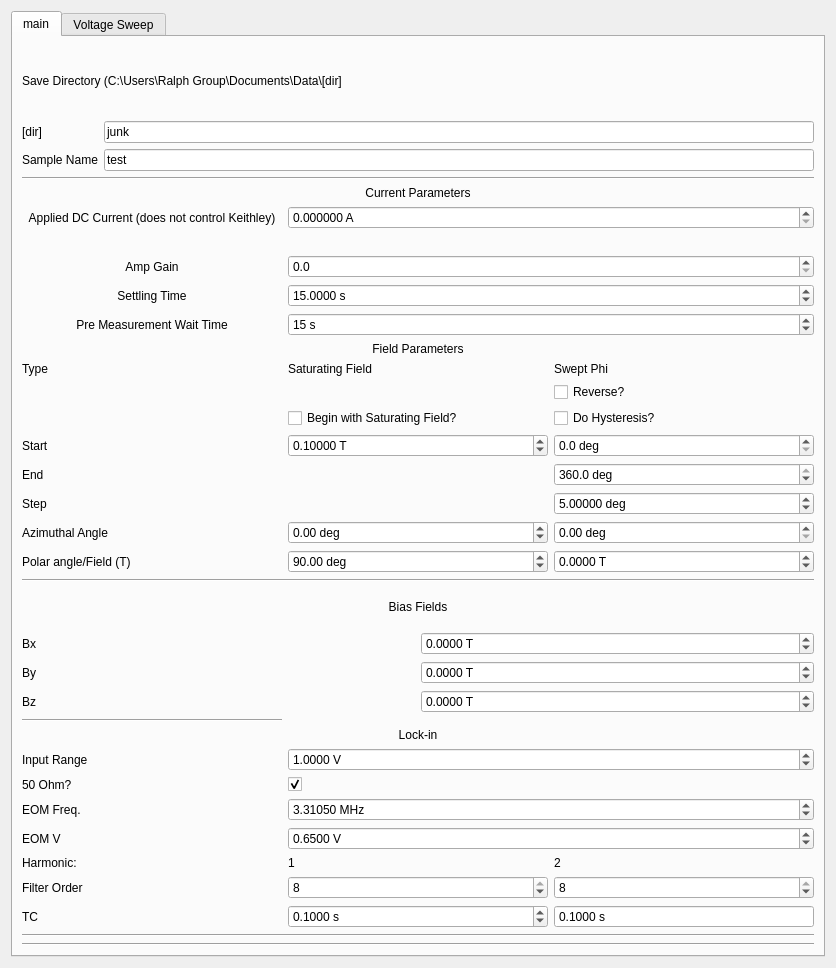
First picture: the form in VecMagSagnac_control/custom_inputs/sagnac_gui_HeterodynePhiSweep.ui, repository OrionSmedley/SagnacOperatingSys, before the edit.
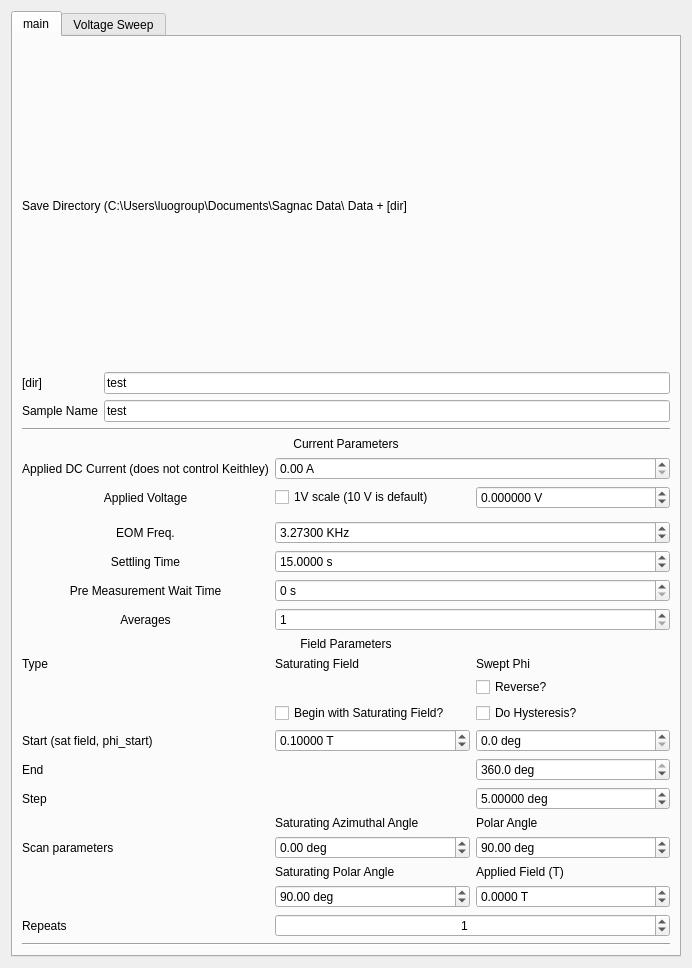
Second picture: the form after the edit.

Commit message: updated phi sweep

```diff
--- a/VecMagSagnac_control/custom_inputs/sagnac_gui_HeterodynePhiSweep.ui
+++ b/VecMagSagnac_control/custom_inputs/sagnac_gui_HeterodynePhiSweep.ui
@@ -6,7 +6,7 @@
    <rect>
     <x>0</x>
     <y>0</y>
-    <width>836</width>
+    <width>692</width>
     <height>968</height>
    </rect>
   </property>
@@ -29,30 +29,10 @@
       <layout class="QVBoxLayout" name="verticalLayout_10">
        <item>
         <layout class="QGridLayout" name="save_params">
-         <item row="4" column="0">
-          <widget class="QLabel" name="label_12">
-           <property name="enabled">
-            <bool>true</bool>
-           </property>
-           <property name="text">
-            <string>Sample Name</string>
-           </property>
-          </widget>
-         </item>
-         <item row="4" column="1">
-          <widget class="QLineEdit" name="sample_name">
-           <property name="text">
-            <string>test</string>
-           </property>
-           <property name="placeholderText">
-            <string>test</string>
-           </property>
-          </widget>
-         </item>
          <item row="0" column="0" colspan="2">
           <widget class="QLabel" name="label_8">
            <property name="text">
-            <string>Save Directory (C:\Users\Ralph Group\Documents\Data\[dir]</string>
+            <string>Save Directory (C:\Users\luogroup\Documents\Sagnac Data\ Data + [dir]</string>
            </property>
            <property name="wordWrap">
             <bool>true</bool>
@@ -69,7 +49,27 @@
          <item row="3" column="1">
           <widget class="QLineEdit" name="save_dir">
            <property name="text">
-            <string>junk</string>
+            <string>test</string>
+           </property>
+          </widget>
+         </item>
+         <item row="4" column="1">
+          <widget class="QLineEdit" name="sample_name">
+           <property name="text">
+            <string>test</string>
+           </property>
+           <property name="placeholderText">
+            <string>test</string>
+           </property>
+          </widget>
+         </item>
+         <item row="4" column="0">
+          <widget class="QLabel" name="label_12">
+           <property name="enabled">
+            <bool>true</bool>
+           </property>
+           <property name="text">
+            <string>Sample Name</string>
            </property>
           </widget>
          </item>
@@ -84,16 +84,154 @@
        </item>
        <item>
         <layout class="QGridLayout" name="lockin_params">
-         <item row="5" column="1" colspan="2">
-          <widget class="QDoubleSpinBox" name="wait">
+         <item row="4" column="0">
+          <widget class="QLabel" name="label_27">
+           <property name="layoutDirection">
+            <enum>Qt::LeftToRight</enum>
+           </property>
+           <property name="text">
+            <string>EOM Freq.</string>
+           </property>
+           <property name="alignment">
+            <set>Qt::AlignCenter</set>
+           </property>
+          </widget>
+         </item>
+         <item row="4" column="1" colspan="2">
+          <widget class="QDoubleSpinBox" name="f_eom">
            <property name="suffix">
-            <string> s</string>
+            <string> KHz</string>
            </property>
            <property name="decimals">
-            <number>0</number>
+            <number>5</number>
            </property>
            <property name="value">
-            <double>15.000000000000000</double>
+            <double>3.273000000000000</double>
+           </property>
+          </widget>
+         </item>
+         <item row="19" column="1">
+          <widget class="QLabel" name="label_16">
+           <property name="text">
+            <string>Saturating Polar Angle </string>
+           </property>
+          </widget>
+         </item>
+         <item row="19" column="2">
+          <widget class="QLabel" name="label_19">
+           <property name="text">
+            <string>Applied Field (T)</string>
+           </property>
+          </widget>
+         </item>
+         <item row="2" column="1">
+          <widget class="QCheckBox" name="voltage_scale_main">
+           <property name="text">
+            <string>1V scale (10 V is default)</string>
+           </property>
+          </widget>
+         </item>
+         <item row="18" column="2">
+          <widget class="QDoubleSpinBox" name="sweep_phi_polar">
+           <property name="suffix">
+            <string> deg</string>
+           </property>
+           <property name="minimum">
+            <double>0.000000000000000</double>
+           </property>
+           <property name="maximum">
+            <double>360.000000000000000</double>
+           </property>
+           <property name="value">
+            <double>90.000000000000000</double>
+           </property>
+          </widget>
+         </item>
+         <item row="17" column="0">
+          <widget class="QWidget" name="widget" native="true"/>
+         </item>
+         <item row="18" column="1">
+          <widget class="QDoubleSpinBox" name="saturating_field_azimuth">
+           <property name="suffix">
+            <string> deg</string>
+           </property>
+           <property name="minimum">
+            <double>-170.000000000000000</double>
+           </property>
+           <property name="maximum">
+            <double>170.000000000000000</double>
+           </property>
+          </widget>
+         </item>
+         <item row="17" column="1">
+          <widget class="QLabel" name="label_5">
+           <property name="text">
+            <string>Saturating Azimuthal Angle</string>
+           </property>
+          </widget>
+         </item>
+         <item row="18" column="0">
+          <widget class="QLabel" name="label_13">
+           <property name="text">
+            <string>Scan parameters</string>
+           </property>
+          </widget>
+         </item>
+         <item row="17" column="2">
+          <widget class="QLabel" name="label_4">
+           <property name="text">
+            <string>Polar Angle</string>
+           </property>
+          </widget>
+         </item>
+         <item row="1" column="1" colspan="2">
+          <widget class="QDoubleSpinBox" name="applied_current">
+           <property name="suffix">
+            <string> A</string>
+           </property>
+          </widget>
+         </item>
+         <item row="3" column="0">
+          <widget class="QWidget" name="widget_2" native="true"/>
+         </item>
+         <item row="14" column="2">
+          <widget class="QDoubleSpinBox" name="sweep_phi_start">
+           <property name="suffix">
+            <string> deg</string>
+           </property>
+           <property name="decimals">
+            <number>1</number>
+           </property>
+           <property name="minimum">
+            <double>0.000000000000000</double>
+           </property>
+           <property name="maximum">
+            <double>360.000000000000000</double>
+           </property>
+           <property name="singleStep">
+            <double>1.000000000000000</double>
+           </property>
+           <property name="value">
+            <double>0.000000000000000</double>
+           </property>
+          </widget>
+         </item>
+         <item row="15" column="2">
+          <widget class="QDoubleSpinBox" name="sweep_phi_end">
+           <property name="prefix">
+            <string/>
+           </property>
+           <property name="suffix">
+            <string> deg</string>
+           </property>
+           <property name="decimals">
+            <number>1</number>
+           </property>
+           <property name="maximum">
+            <double>360.000000000000000</double>
+           </property>
+           <property name="value">
+            <double>360.000000000000000</double>
            </property>
           </widget>
          </item>
@@ -107,24 +245,7 @@
            </property>
           </widget>
          </item>
-         <item row="12" column="0">
-          <widget class="QLabel" name="label_18">
-           <property name="text">
-            <string>Start</string>
-           </property>
-          </widget>
-         </item>
-         <item row="7" column="0" colspan="3">
-          <widget class="QLabel" name="label_10">
-           <property name="text">
-            <string>Field Parameters</string>
-           </property>
-           <property name="alignment">
-            <set>Qt::AlignCenter</set>
-           </property>
-          </widget>
-         </item>
-         <item row="4" column="0">
+         <item row="5" column="0">
           <widget class="QLabel" name="label_20">
            <property name="text">
             <string>Settling Time</string>
@@ -134,59 +255,143 @@
            </property>
           </widget>
          </item>
-         <item row="16" column="1">
-          <widget class="QDoubleSpinBox" name="saturating_field_polar">
-           <property name="suffix">
-            <string> deg</string>
+         <item row="9" column="0" colspan="3">
+          <widget class="QLabel" name="label_10">
+           <property name="text">
+            <string>Field Parameters</string>
            </property>
-           <property name="minimum">
-            <double>-180.000000000000000</double>
+           <property name="alignment">
+            <set>Qt::AlignCenter</set>
            </property>
-           <property name="maximum">
-            <double>180.000000000000000</double>
-           </property>
-           <property name="value">
-            <double>90.000000000000000</double>
-           </property>
           </widget>
          </item>
-         <item row="15" column="0">
-          <widget class="QLabel" name="label_16">
+         <item row="14" column="0">
+          <widget class="QLabel" name="label_18">
            <property name="text">
-            <string>Azimuthal Angle</string>
-           </property>
-          </widget>
-         </item>
-         <item row="16" column="0">
-          <widget class="QLabel" name="label_19">
-           <property name="text">
-            <string>Polar angle/Field (T)</string>
+            <string>Start (sat field, phi_start)</string>
            </property>
           </widget>
          </item>
          <item row="12" column="1">
-          <widget class="QDoubleSpinBox" name="saturating_field">
+          <widget class="QCheckBox" name="saturate">
+           <property name="text">
+            <string>Begin with Saturating Field?</string>
+           </property>
+          </widget>
+         </item>
+         <item row="12" column="2">
+          <widget class="QCheckBox" name="hysteresis">
+           <property name="text">
+            <string>Do Hysteresis?</string>
+           </property>
+          </widget>
+         </item>
+         <item row="16" column="0">
+          <widget class="QLabel" name="label_2">
+           <property name="text">
+            <string>Step</string>
+           </property>
+          </widget>
+         </item>
+         <item row="6" column="1" colspan="2">
+          <widget class="QDoubleSpinBox" name="wait">
+           <property name="suffix">
+            <string> s</string>
+           </property>
+           <property name="decimals">
+            <number>0</number>
+           </property>
+           <property name="value">
+            <double>0.000000000000000</double>
+           </property>
+          </widget>
+         </item>
+         <item row="10" column="0">
+          <widget class="QLabel" name="label_21">
+           <property name="text">
+            <string>Type</string>
+           </property>
+          </widget>
+         </item>
+         <item row="2" column="0">
+          <widget class="QLabel" name="label_37">
+           <property name="layoutDirection">
+            <enum>Qt::LeftToRight</enum>
+           </property>
+           <property name="text">
+            <string>Applied Voltage</string>
+           </property>
+           <property name="alignment">
+            <set>Qt::AlignCenter</set>
+           </property>
+          </widget>
+         </item>
+         <item row="2" column="2">
+          <widget class="QDoubleSpinBox" name="applied_voltage">
+           <property name="suffix">
+            <string> V</string>
+           </property>
+           <property name="decimals">
+            <number>6</number>
+           </property>
+           <property name="minimum">
+            <double>-10.000000000000000</double>
+           </property>
+           <property name="maximum">
+            <double>10.000000000000000</double>
+           </property>
+           <property name="value">
+            <double>0.000000000000000</double>
+           </property>
+          </widget>
+         </item>
+         <item row="7" column="0">
+          <widget class="QLabel" name="label_9">
+           <property name="text">
+            <string>Averages</string>
+           </property>
+           <property name="alignment">
+            <set>Qt::AlignCenter</set>
+           </property>
+          </widget>
+         </item>
+         <item row="5" column="1" colspan="2">
+          <widget class="QDoubleSpinBox" name="settling">
+           <property name="suffix">
+            <string> s</string>
+           </property>
+           <property name="decimals">
+            <number>4</number>
+           </property>
+           <property name="value">
+            <double>15.000000000000000</double>
+           </property>
+          </widget>
+         </item>
+         <item row="7" column="1" colspan="2">
+          <widget class="QSpinBox" name="avgs">
+           <property name="minimum">
+            <number>1</number>
+           </property>
+          </widget>
+         </item>
+         <item row="20" column="2">
+          <widget class="QDoubleSpinBox" name="sweep_phi_field">
            <property name="suffix">
             <string> T</string>
            </property>
            <property name="decimals">
-            <number>5</number>
+            <number>4</number>
            </property>
            <property name="minimum">
-            <double>-0.280000000000000</double>
+            <double>-1.000000000000000</double>
            </property>
            <property name="maximum">
-            <double>0.280000000000000</double>
-           </property>
-           <property name="singleStep">
-            <double>0.001000000000000</double>
-           </property>
-           <property name="value">
-            <double>0.100000000000000</double>
+            <double>1.000000000000000</double>
            </property>
           </widget>
          </item>
-         <item row="14" column="2">
+         <item row="16" column="2">
           <widget class="QDoubleSpinBox" name="sweep_phi_step">
            <property name="suffix">
             <string> deg</string>
@@ -205,188 +410,50 @@
            </property>
           </widget>
          </item>
-         <item row="4" column="1" colspan="2">
-          <widget class="QDoubleSpinBox" name="settling">
-           <property name="suffix">
-            <string> s</string>
-           </property>
-           <property name="decimals">
-            <number>4</number>
-           </property>
-           <property name="value">
-            <double>15.000000000000000</double>
-           </property>
-          </widget>
-         </item>
-         <item row="2" column="0">
-          <widget class="QLabel" name="label_9">
-           <property name="text">
-            <string/>
-           </property>
-           <property name="alignment">
-            <set>Qt::AlignCenter</set>
-           </property>
-          </widget>
-         </item>
-         <item row="8" column="2">
+         <item row="10" column="2">
           <widget class="QLabel" name="label_11">
            <property name="text">
             <string>Swept Phi</string>
            </property>
           </widget>
          </item>
-         <item row="16" column="2">
-          <widget class="QDoubleSpinBox" name="sweep_phi_field">
-           <property name="suffix">
-            <string> T</string>
-           </property>
-           <property name="decimals">
-            <number>4</number>
-           </property>
-           <property name="minimum">
-            <double>-0.900000000000000</double>
-           </property>
-           <property name="maximum">
-            <double>0.900000000000000</double>
-           </property>
-          </widget>
-         </item>
-         <item row="12" column="2">
-          <widget class="QDoubleSpinBox" name="sweep_phi_start">
-           <property name="suffix">
-            <string> deg</string>
-           </property>
-           <property name="decimals">
-            <number>1</number>
-           </property>
-           <property name="minimum">
-            <double>0.000000000000000</double>
-           </property>
-           <property name="maximum">
-            <double>360.000000000000000</double>
-           </property>
-           <property name="singleStep">
-            <double>1.000000000000000</double>
-           </property>
-           <property name="value">
-            <double>0.000000000000000</double>
-           </property>
-          </widget>
-         </item>
-         <item row="15" column="1">
-          <widget class="QDoubleSpinBox" name="saturating_field_azimuth">
-           <property name="suffix">
-            <string> deg</string>
-           </property>
-           <property name="minimum">
-            <double>-170.000000000000000</double>
-           </property>
-           <property name="maximum">
-            <double>170.000000000000000</double>
-           </property>
-          </widget>
-         </item>
-         <item row="8" column="0">
-          <widget class="QLabel" name="label_21">
-           <property name="text">
-            <string>Type</string>
-           </property>
-          </widget>
-         </item>
-         <item row="14" column="0">
-          <widget class="QLabel" name="label_2">
-           <property name="text">
-            <string>Step</string>
-           </property>
-          </widget>
-         </item>
          <item row="10" column="1">
-          <widget class="QCheckBox" name="saturate">
-           <property name="text">
-            <string>Begin with Saturating Field?</string>
-           </property>
-          </widget>
-         </item>
-         <item row="15" column="2">
-          <widget class="QDoubleSpinBox" name="sweep_phi_polar">
-           <property name="suffix">
-            <string> deg</string>
-           </property>
-           <property name="minimum">
-            <double>0.000000000000000</double>
-           </property>
-           <property name="maximum">
-            <double>360.000000000000000</double>
-           </property>
-          </widget>
-         </item>
-         <item row="3" column="0">
-          <widget class="QLabel" name="label_30">
-           <property name="text">
-            <string>Amp Gain</string>
-           </property>
-           <property name="alignment">
-            <set>Qt::AlignCenter</set>
-           </property>
-          </widget>
-         </item>
-         <item row="10" column="2">
-          <widget class="QCheckBox" name="hysteresis">
-           <property name="text">
-            <string>Do Hysteresis?</string>
-           </property>
-          </widget>
-         </item>
-         <item row="3" column="1" colspan="2">
-          <widget class="QDoubleSpinBox" name="amp_gain">
-           <property name="suffix">
-            <string/>
-           </property>
-           <property name="decimals">
-            <number>1</number>
-           </property>
-           <property name="minimum">
-            <double>0.000000000000000</double>
-           </property>
-           <property name="maximum">
-            <double>50000.000000000000000</double>
-           </property>
-          </widget>
-         </item>
-         <item row="8" column="1">
           <widget class="QLabel" name="label_6">
            <property name="text">
             <string>Saturating Field</string>
            </property>
           </widget>
          </item>
-         <item row="9" column="2">
-          <widget class="QCheckBox" name="reverse">
-           <property name="text">
-            <string>Reverse?</string>
-           </property>
-          </widget>
-         </item>
-         <item row="1" column="1" colspan="2">
-          <widget class="QDoubleSpinBox" name="applied_current">
+         <item row="14" column="1">
+          <widget class="QDoubleSpinBox" name="saturating_field">
            <property name="suffix">
-            <string> A</string>
+            <string> T</string>
            </property>
            <property name="decimals">
-            <number>6</number>
+            <number>5</number>
            </property>
            <property name="minimum">
-            <double>0.000000000000000</double>
+            <double>-0.280000000000000</double>
            </property>
            <property name="maximum">
-            <double>1.000000000000000</double>
+            <double>0.280000000000000</double>
+           </property>
+           <property name="singleStep">
+            <double>0.001000000000000</double>
            </property>
            <property name="value">
-            <double>0.000000000000000</double>
+            <double>0.100000000000000</double>
            </property>
           </widget>
          </item>
-         <item row="5" column="0">
+         <item row="15" column="0">
+          <widget class="QLabel" name="label_35">
+           <property name="text">
+            <string>End</string>
+           </property>
+          </widget>
+         </item>
+         <item row="6" column="0">
           <widget class="QLabel" name="label_31">
            <property name="text">
             <string>Pre Measurement Wait Time</string>
@@ -406,334 +473,57 @@
            </property>
           </widget>
          </item>
-         <item row="13" column="0">
-          <widget class="QLabel" name="label_35">
+         <item row="11" column="2">
+          <widget class="QCheckBox" name="reverse">
            <property name="text">
-            <string>End</string>
+            <string>Reverse?</string>
            </property>
           </widget>
          </item>
-         <item row="13" column="2">
-          <widget class="QDoubleSpinBox" name="sweep_phi_end">
-           <property name="prefix">
-            <string/>
-           </property>
+         <item row="20" column="1">
+          <widget class="QDoubleSpinBox" name="saturating_field_polar">
            <property name="suffix">
             <string> deg</string>
            </property>
-           <property name="decimals">
-            <number>1</number>
+           <property name="minimum">
+            <double>-180.000000000000000</double>
            </property>
            <property name="maximum">
-            <double>360.000000000000000</double>
+            <double>180.000000000000000</double>
            </property>
            <property name="value">
-            <double>360.000000000000000</double>
+            <double>90.000000000000000</double>
            </property>
           </widget>
          </item>
-        </layout>
-       </item>
-       <item>
-        <widget class="Line" name="line_2">
-         <property name="orientation">
-          <enum>Qt::Horizontal</enum>
-         </property>
-        </widget>
-       </item>
-       <item>
-        <layout class="QGridLayout" name="gridLayout">
-         <item row="1" column="0">
-          <widget class="QLabel" name="label_23">
+         <item row="21" column="0">
+          <widget class="QLabel" name="label_39">
            <property name="text">
-            <string>Bx</string>
+            <string>Repeats</string>
            </property>
           </widget>
          </item>
-         <item row="2" column="0">
-          <widget class="QLabel" name="label_24">
-           <property name="text">
-            <string>By</string>
-           </property>
-          </widget>
-         </item>
-         <item row="3" column="0">
-          <widget class="QLabel" name="label_29">
-           <property name="text">
-            <string>Bz</string>
-           </property>
-          </widget>
-         </item>
-         <item row="1" column="1">
-          <widget class="QDoubleSpinBox" name="bias_field_x">
-           <property name="suffix">
-            <string> T</string>
-           </property>
-           <property name="decimals">
-            <number>4</number>
-           </property>
-           <property name="minimum">
-            <double>-0.280000000000000</double>
-           </property>
-           <property name="maximum">
-            <double>0.280000000000000</double>
-           </property>
-          </widget>
-         </item>
-         <item row="2" column="1">
-          <widget class="QDoubleSpinBox" name="bias_field_y">
-           <property name="suffix">
-            <string> T</string>
-           </property>
-           <property name="decimals">
-            <number>4</number>
-           </property>
-           <property name="minimum">
-            <double>-0.280000000000000</double>
-           </property>
-           <property name="maximum">
-            <double>0.280000000000000</double>
-           </property>
-          </widget>
-         </item>
-         <item row="3" column="1">
-          <widget class="QDoubleSpinBox" name="bias_field_z">
-           <property name="suffix">
-            <string> T</string>
-           </property>
-           <property name="decimals">
-            <number>4</number>
-           </property>
-           <property name="minimum">
-            <double>-0.150000000000000</double>
-           </property>
-           <property name="maximum">
-            <double>0.150000000000000</double>
-           </property>
-          </widget>
-         </item>
-         <item row="0" column="0" colspan="2">
-          <widget class="QLabel" name="label_28">
-           <property name="text">
-            <string>Bias Fields</string>
+         <item row="21" column="1" colspan="2">
+          <widget class="QDoubleSpinBox" name="num_repeat">
+           <property name="layoutDirection">
+            <enum>Qt::LeftToRight</enum>
            </property>
            <property name="alignment">
             <set>Qt::AlignCenter</set>
            </property>
-          </widget>
-         </item>
-        </layout>
-       </item>
-       <item>
-        <layout class="QGridLayout" name="field_params">
-         <item row="8" column="1">
-          <widget class="QSpinBox" name="first_harm_order">
-           <property name="minimum">
-            <number>1</number>
-           </property>
-           <property name="maximum">
-            <number>8</number>
-           </property>
-           <property name="value">
-            <number>8</number>
-           </property>
-          </widget>
-         </item>
-         <item row="8" column="2">
-          <widget class="QSpinBox" name="second_harm_order">
-           <property name="minimum">
-            <number>1</number>
-           </property>
-           <property name="maximum">
-            <number>8</number>
-           </property>
-           <property name="value">
-            <number>8</number>
-           </property>
-          </widget>
-         </item>
-         <item row="7" column="0">
-          <widget class="QLabel" name="label_14">
-           <property name="text">
-            <string>Harmonic:</string>
-           </property>
-          </widget>
-         </item>
-         <item row="7" column="2">
-          <widget class="QLabel" name="label_13">
-           <property name="text">
-            <string>2</string>
-           </property>
-          </widget>
-         </item>
-         <item row="9" column="0">
-          <widget class="QLabel" name="label_5">
-           <property name="text">
-            <string>TC</string>
-           </property>
-          </widget>
-         </item>
-         <item row="9" column="2">
-          <widget class="QDoubleSpinBox" name="second_harm_tc">
-           <property name="buttonSymbols">
-            <enum>QAbstractSpinBox::NoButtons</enum>
-           </property>
-           <property name="suffix">
-            <string> s</string>
-           </property>
            <property name="decimals">
-            <number>4</number>
+            <number>0</number>
            </property>
-           <property name="minimum">
-            <double>0.000000000000000</double>
-           </property>
            <property name="maximum">
-            <double>50.000000000000000</double>
-           </property>
-           <property name="singleStep">
-            <double>0.000010000000000</double>
-           </property>
-           <property name="value">
-            <double>0.100000000000000</double>
-           </property>
-          </widget>
-         </item>
-         <item row="9" column="1">
-          <widget class="QDoubleSpinBox" name="first_harm_tc">
-           <property name="suffix">
-            <string> s</string>
-           </property>
-           <property name="decimals">
-            <number>4</number>
-           </property>
-           <property name="maximum">
-            <double>50.000000000000000</double>
-           </property>
-           <property name="value">
-            <double>0.100000000000000</double>
-           </property>
-          </widget>
-         </item>
-         <item row="8" column="0">
-          <widget class="QLabel" name="label_17">
-           <property name="text">
-            <string>Filter Order</string>
-           </property>
-          </widget>
-         </item>
-         <item row="7" column="1">
-          <widget class="QLabel" name="label_4">
-           <property name="text">
-            <string>1</string>
-           </property>
-          </widget>
-         </item>
-         <item row="4" column="0">
-          <widget class="QLabel" name="label_25">
-           <property name="text">
-            <string>50 Ohm?</string>
-           </property>
-          </widget>
-         </item>
-         <item row="6" column="0">
-          <widget class="QLabel" name="label_15">
-           <property name="text">
-            <string>EOM V</string>
-           </property>
-          </widget>
-         </item>
-         <item row="3" column="1" colspan="2">
-          <widget class="QDoubleSpinBox" name="input_range">
-           <property name="suffix">
-            <string> V</string>
-           </property>
-           <property name="decimals">
-            <number>4</number>
+            <double>1000.000000000000000</double>
            </property>
            <property name="value">
             <double>1.000000000000000</double>
            </property>
           </widget>
          </item>
-         <item row="5" column="0">
-          <widget class="QLabel" name="label_27">
-           <property name="text">
-            <string>EOM Freq.</string>
-           </property>
-          </widget>
-         </item>
-         <item row="3" column="0">
-          <widget class="QLabel" name="label_26">
-           <property name="text">
-            <string>Input Range</string>
-           </property>
-          </widget>
-         </item>
-         <item row="1" column="0" colspan="3">
-          <widget class="QLabel" name="label">
-           <property name="text">
-            <string>Lock-in</string>
-           </property>
-           <property name="alignment">
-            <set>Qt::AlignCenter</set>
-           </property>
-          </widget>
-         </item>
-         <item row="6" column="1" colspan="2">
-          <widget class="QDoubleSpinBox" name="eom_voltage">
-           <property name="suffix">
-            <string> V</string>
-           </property>
-           <property name="decimals">
-            <number>4</number>
-           </property>
-           <property name="value">
-            <double>0.650000000000000</double>
-           </property>
-          </widget>
-         </item>
-         <item row="4" column="1" colspan="2">
-          <widget class="QCheckBox" name="imp50">
-           <property name="text">
-            <string/>
-           </property>
-           <property name="checked">
-            <bool>true</bool>
-           </property>
-           <property name="tristate">
-            <bool>false</bool>
-           </property>
-          </widget>
-         </item>
-         <item row="5" column="1" colspan="2">
-          <widget class="QDoubleSpinBox" name="f_eom">
-           <property name="suffix">
-            <string> MHz</string>
-           </property>
-           <property name="decimals">
-            <number>5</number>
-           </property>
-           <property name="value">
-            <double>3.310500000000000</double>
-           </property>
-          </widget>
-         </item>
-         <item row="0" column="0">
-          <widget class="Line" name="line_4">
-           <property name="orientation">
-            <enum>Qt::Horizontal</enum>
-           </property>
-          </widget>
-         </item>
         </layout>
        </item>
-       <item>
-        <widget class="Line" name="line">
-         <property name="orientation">
-          <enum>Qt::Horizontal</enum>
-         </property>
-        </widget>
-       </item>
        <item>
         <widget class="Line" name="line_5">
          <property name="orientation">
@@ -779,7 +569,7 @@
          </widget>
         </item>
         <item row="1" column="1">
-         <widget class="QDoubleSpinBox" name="voltage_min">
+         <widget class="QDoubleSpinBox" name="voltage_start">
           <property name="suffix">
            <string> V (rms)</string>
           </property>
@@ -795,7 +585,7 @@
          </widget>
         </item>
         <item row="3" column="1">
-         <widget class="QDoubleSpinBox" name="voltage_max">
+         <widget class="QDoubleSpinBox" name="voltage_stop">
           <property name="suffix">
            <string> V (rms)</string>
           </property>
@@ -833,6 +623,13 @@
           </property>
          </widget>
         </item>
+        <item row="0" column="1">
+         <widget class="QCheckBox" name="voltage_scale_sub">
+          <property name="text">
+           <string>1V scale (10 V is default)</string>
+          </property>
+         </widget>
+        </item>
        </layout>
       </widget>
      </widget>
```
The commit also changes 9663 other files.
